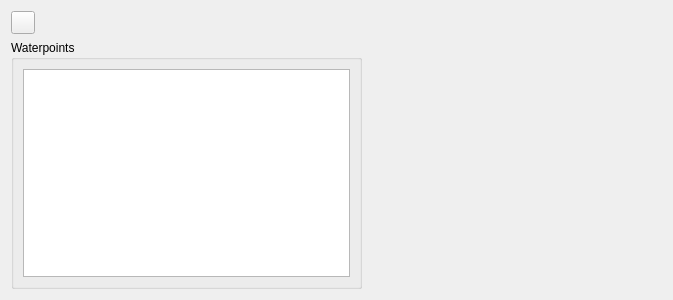
Qt form mlapp/src/views/waterpoint_view/waterpoint_widget_base.ui (Trailmarker/paddock-power) before a commit.
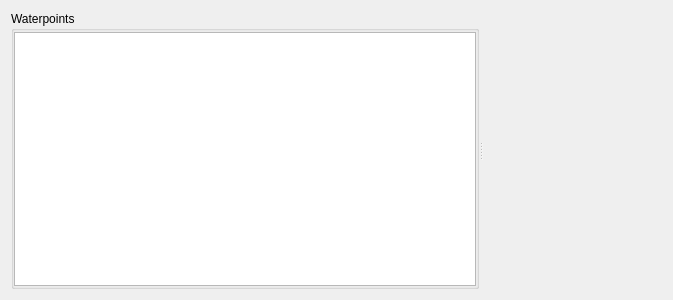
The same form after that commit. Icons and pictures are not drawn. Custom widgets are drawn as their Qt base class.

Patch:
```diff
--- a/mlapp/src/views/waterpoint_view/waterpoint_widget_base.ui
+++ b/mlapp/src/views/waterpoint_view/waterpoint_widget_base.ui
@@ -15,45 +15,19 @@
   </property>
   <layout class="QVBoxLayout" name="verticalLayout">
    <item>
-    <layout class="QHBoxLayout" name="headerLayout">
-     <item>
-      <widget class="QToolButton" name="sketchWaterpointButton">
-       <property name="toolTip">
-        <string>Sketch a Waterpoint …</string>
-       </property>
-       <property name="text">
-        <string/>
-       </property>
-       <property name="icon">
-        <iconset>
-         <normaloff>../../../images/new-split-paddock.png</normaloff>../../../images/new-split-paddock.png</iconset>
-       </property>
-      </widget>
-     </item>
-     <item>
-      <spacer name="toolbarSpacer">
+    <widget class="QSplitter" name="splitter">
+     <property name="sizePolicy">
+      <sizepolicy hsizetype="MinimumExpanding" vsizetype="MinimumExpanding">
+       <horstretch>0</horstretch>
+       <verstretch>0</verstretch>
+      </sizepolicy>
+     </property>
        <property name="orientation">
         <enum>Qt::Horizontal</enum>
        </property>
-       <property name="sizeHint" stdset="0">
-        <size>
-         <width>40</width>
-         <height>20</height>
-        </size>
-       </property>
-      </spacer>
-     </item>
-    </layout>
-   </item>
-   <item>
-    <layout class="QHBoxLayout" name="contentLayout" stretch="3,2">
-     <property name="topMargin">
-      <number>0</number>
-     </property>
-     <item>
       <widget class="QGroupBox" name="waterpointListGroupBox">
        <property name="sizePolicy">
-        <sizepolicy hsizetype="Expanding" vsizetype="MinimumExpanding">
+       <sizepolicy hsizetype="Minimum" vsizetype="MinimumExpanding">
          <horstretch>0</horstretch>
          <verstretch>0</verstretch>
         </sizepolicy>
@@ -62,29 +36,39 @@
         <string>Waterpoints</string>
        </property>
        <layout class="QVBoxLayout" name="waterpointsVerticalLayout">
-        <item>
-         <widget class="WaterpointLayerList" name="waterpointList"/>
-        </item>
-       </layout>
-      </widget>
-     </item>
-     <item>
-      <spacer name="horizontalSpacer">
-       <property name="orientation">
-        <enum>Qt::Horizontal</enum>
+       <property name="leftMargin">
+        <number>0</number>
        </property>
-       <property name="sizeType">
-        <enum>QSizePolicy::MinimumExpanding</enum>
+       <property name="topMargin">
+        <number>1</number>
        </property>
-       <property name="sizeHint" stdset="0">
-        <size>
-         <width>300</width>
-         <height>20</height>
-        </size>
+       <property name="rightMargin">
+        <number>0</number>
        </property>
-      </spacer>
-     </item>
-    </layout>
+       <property name="bottomMargin">
+        <number>0</number>
+       </property>
+       <item>
+        <widget class="WaterpointLayerList" name="waterpointList">
+         <property name="sizePolicy">
+          <sizepolicy hsizetype="Minimum" vsizetype="Expanding">
+           <horstretch>0</horstretch>
+           <verstretch>0</verstretch>
+          </sizepolicy>
+         </property>
+        </widget>
+       </item>
+      </layout>
+     </widget>
+     <widget class="QWidget" name="spacerWidget" native="true">
+      <property name="sizePolicy">
+       <sizepolicy hsizetype="Expanding" vsizetype="Expanding">
+        <horstretch>0</horstretch>
+        <verstretch>0</verstretch>
+       </sizepolicy>
+      </property>
+     </widget>
+    </widget>
    </item>
   </layout>
  </widget>
```
Lines whose indentation alone changed are shown as unchanged.
